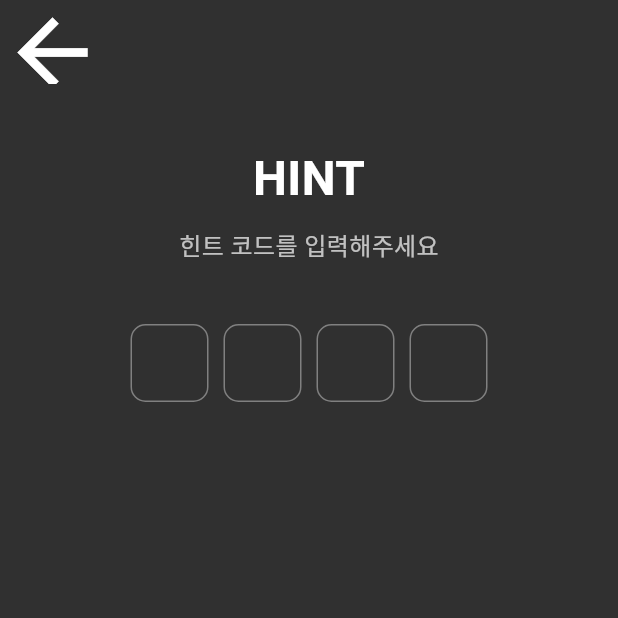
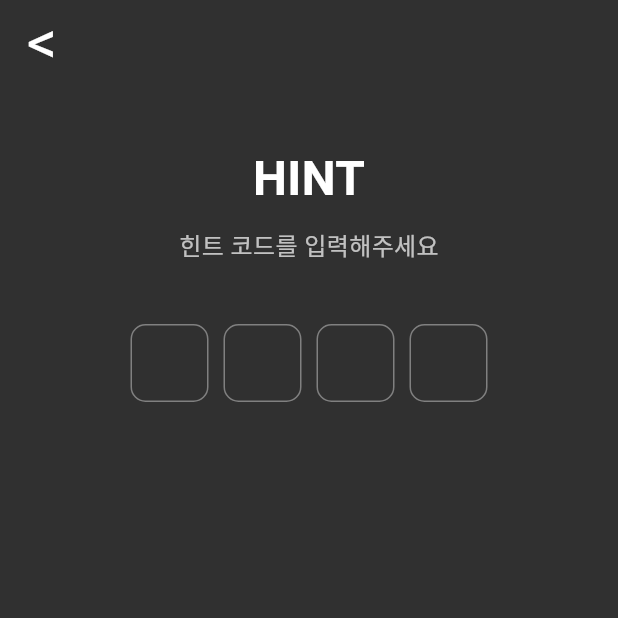
Before and after one commit to seyeon-Yoon/ZombieRun_user, a Flutter app: the HintScreen screen opened directly, on a phone screen of 412 x 824 dp, the top half of it. Run offline on Flutter 3.47's test engine with Material 3 defaults, Android fonts, the light colour scheme and no system bars; our stand-ins replace shared_preferences; accounts and stored records are empty.

Commit message:
style: 힌트 화면 뒤로가기 버튼 스타일 수정

```diff
--- a/lib/screens/hint_screen.dart
+++ b/lib/screens/hint_screen.dart
@@ -31,10 +31,12 @@ class _HintScreenState extends State<HintScreen> {
         elevation: 0,
         leading: IconButton(
           padding: EdgeInsets.zero,
-          icon: const Icon(
-            Icons.arrow_back,
-            color: Colors.white,
-            size: 70,
+          icon: const Text(
+            '<',
+            style: TextStyle(
+              color: Colors.white,
+              fontSize: 40,
+            ),
           ),
           onPressed: () => Navigator.pop(context),
         ),
```
